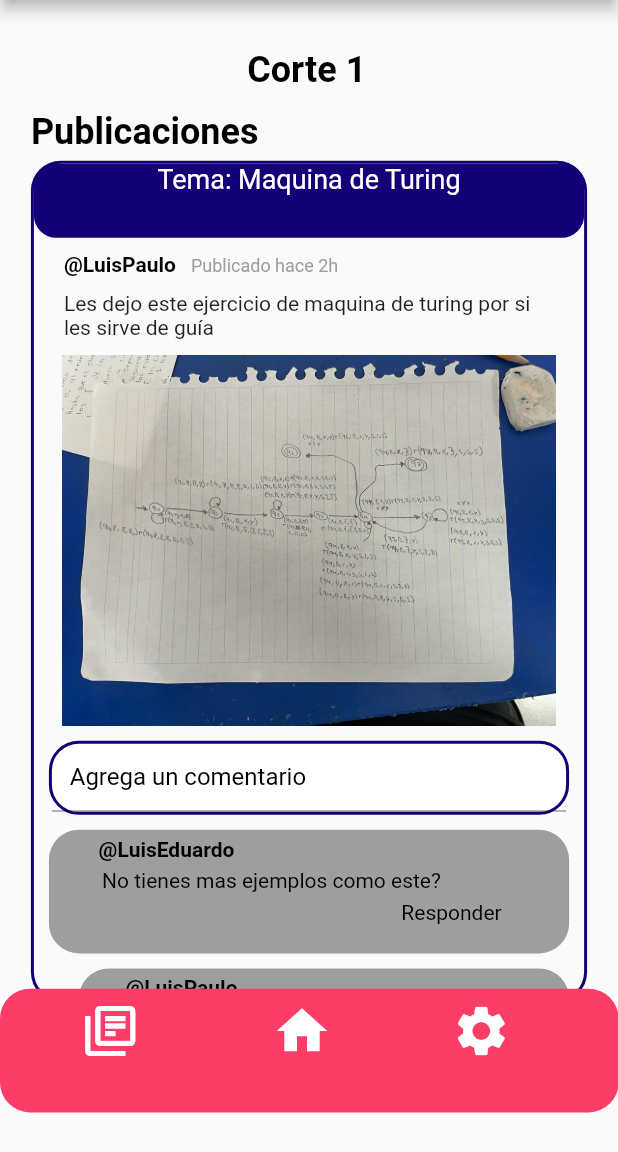
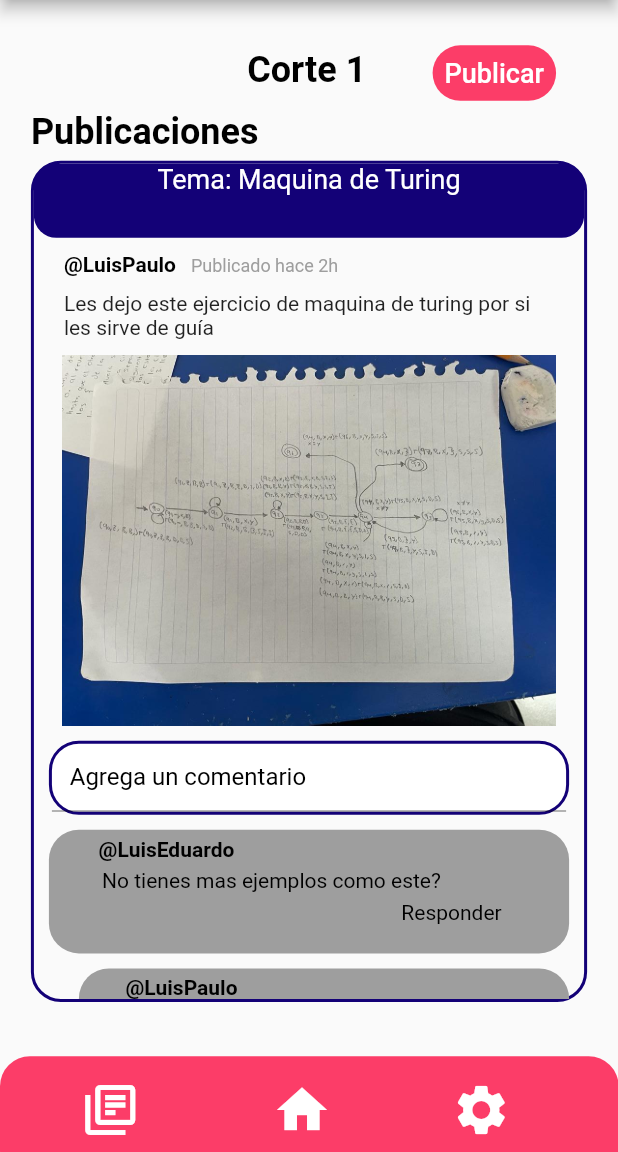
Before and after one commit to luispaulo0/life_notes, a Flutter app: the Corte screen opened directly, after a tap on "Corte 1", on a phone screen of 412 x 824 dp, the part 84-1236 px from its top. Run offline on Flutter 3.47's test engine with Material 2 defaults, Android fonts, the phone set to English and light mode, and no system bars; our stand-ins replace image_picker.

Commit message:
vistaPublicar

```diff
--- a/lib/pages/Corte.dart
+++ b/lib/pages/Corte.dart
@@ -173,8 +173,8 @@ class _CorteState extends State<Corte> {
               ],
             ),
           ),
-          Positioned(
-            top: circleSize * 1.6,
+           Positioned(
+            bottom: -circleSize * .045,
             width: size.width * 1.001,
             child: Container(
               height: size.width * 0.2,
@@ -187,7 +187,11 @@ class _CorteState extends State<Corte> {
             ),
           ),
           Positioned(
-              top: size.width * 1.62,
+              top: size.width * 0.2,
+              left: size.width * 0.05,
+              child: Container()),
+          Positioned(
+              bottom: size.width * .02,
               left: size.width * 0.44,
               child: const Icon(
                 Icons.home,
@@ -195,7 +199,7 @@ class _CorteState extends State<Corte> {
                 color: Colors.white,
               )),
           Positioned(
-              top: size.width * 1.62,
+              bottom: size.width * .02,
               left: size.width * 0.13,
               child: const Icon(
                 Icons.my_library_books_outlined,
@@ -203,7 +207,7 @@ class _CorteState extends State<Corte> {
                 color: Colors.white,
               )),
           Positioned(
-              top: size.width * 1.62,
+              bottom: size.width * .02,
               left: size.width * 0.73,
               child: const Icon(
                 Icons.settings,
--- a/lib/pages/Publicaciones.dart
+++ b/lib/pages/Publicaciones.dart
@@ -1,4 +1,5 @@
 import 'package:flutter/material.dart';
+import 'package:life_notes/pages/Publicar.dart';
 
 class publicaciones extends StatefulWidget {
   publicaciones({Key? key}) : super(key: key);
@@ -45,6 +46,29 @@ class _publicacionesState extends State<publicaciones> {
                     color: Colors.black,
                     fontSize: 24,
                     fontWeight: FontWeight.w700),
+              )),
+          Positioned(
+              top: size.width * 0.06,
+              left: size.width * 0.7,
+              child: Center(
+                child: TextButton(
+                    style: TextButton.styleFrom(
+                      shape: RoundedRectangleBorder(
+                          borderRadius: BorderRadius.circular(20.0)),
+                      minimumSize: const Size(20.0, 30.0),
+                      primary: Colors.white,
+                      backgroundColor: const Color(0xffFC3D68),
+                    ),
+                    onPressed: () {
+                      Navigator.push(context,
+                          MaterialPageRoute(builder: (context) => Publicar()));
+                    },
+                    child: const Text(
+                      'Publicar',
+                      style: TextStyle(
+                        fontSize: 18.0,
+                      ),
+                    )),
               )),
           Positioned(
               top: size.width * 0.18,
@@ -250,8 +274,8 @@ class _publicacionesState extends State<publicaciones> {
               ),
             ),
           ),
-          Positioned(
-            top: circleSize * 1.6,
+           Positioned(
+            bottom: -circleSize * .045,
             width: size.width * 1.001,
             child: Container(
               height: size.width * 0.2,
@@ -264,7 +288,11 @@ class _publicacionesState extends State<publicaciones> {
             ),
           ),
           Positioned(
-              top: size.width * 1.62,
+              top: size.width * 0.2,
+              left: size.width * 0.05,
+              child: Container()),
+          Positioned(
+              bottom: size.width * .02,
               left: size.width * 0.44,
               child: const Icon(
                 Icons.home,
@@ -272,7 +300,7 @@ class _publicacionesState extends State<publicaciones> {
                 color: Colors.white,
               )),
           Positioned(
-              top: size.width * 1.62,
+              bottom: size.width * .02,
               left: size.width * 0.13,
               child: const Icon(
                 Icons.my_library_books_outlined,
@@ -280,7 +308,7 @@ class _publicacionesState extends State<publicaciones> {
                 color: Colors.white,
               )),
           Positioned(
-              top: size.width * 1.62,
+              bottom: size.width * .02,
               left: size.width * 0.73,
               child: const Icon(
                 Icons.settings,
--- a/pubspec.yaml
+++ b/pubspec.yaml
@@ -35,6 +35,7 @@ dependencies:
   # Use with the CupertinoIcons class for iOS style icons.
   cupertino_icons: ^1.0.2
   passwordfield: ^0.1.0
+  image_picker:
 
 dev_dependencies:
   flutter_test:
```
Also changed, not shown: lib/pages/Cuatris.dart (+9 -5 lines), lib/pages/Home.dart (+8 -4 lines), lib/pages/Publicar.dart (added, +220 -0 lines), pubspec.lock.
